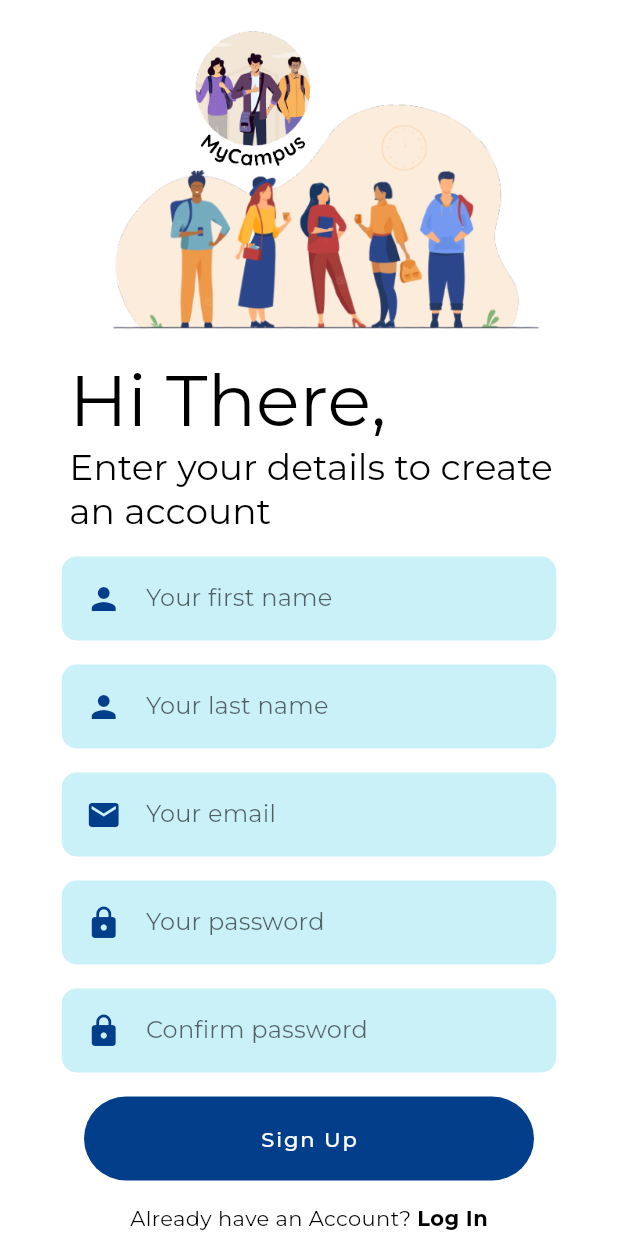
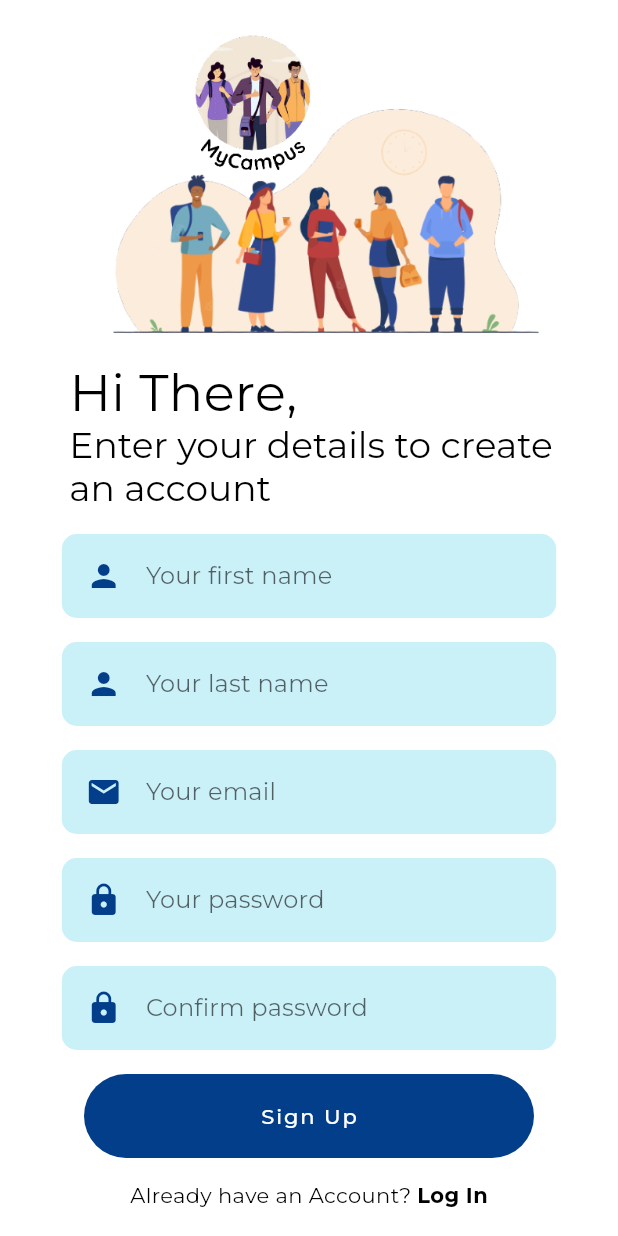
Before and after one commit to subhashissuara/MyCampus, a Flutter app: the screen it shows after launch, after a tap on "Log In", after a tap on "Sign Up", on a phone screen of 412 x 824 dp. Run offline on Flutter 3.47's test engine with Material 2 defaults, Android fonts, the light colour scheme and no system bars; drawn by our look-alikes of auto_size_text; our stand-ins replace appwrite, flutter_dotenv, flutter_hex_color, flutter_riverpod, font_awesome_flutter, google_fonts; network calls fail.

Commit message:
Fix Login & Register Text Sizing

```diff
--- a/lib/screens/home_screen.dart
+++ b/lib/screens/home_screen.dart
@@ -19,7 +19,7 @@ class HomeScreen extends ConsumerStatefulWidget {
 
 class _HomeScreenState extends ConsumerState<HomeScreen> {
   Future<void> _onPressedFunction() async {
-    ref.read(authProvider).logout();
+    await ref.read(authProvider).logout();
     Navigator.of(context).pushReplacementNamed(LogInScreen.routeName);
   }
 
--- a/lib/screens/login/login_form_widget.dart
+++ b/lib/screens/login/login_form_widget.dart
@@ -108,7 +108,7 @@ class _LogInFormWidgetState extends ConsumerState<LogInFormWidget> {
               Container(
                 margin: const EdgeInsets.only(left: 5),
                 child: AutoSizeText("Welcome Back,",
-                    style: Theme.of(context).textTheme.headline3!, maxLines: 1),
+                    style: Theme.of(context).textTheme.headline4!, maxLines: 1),
               ),
               Container(
                 margin: const EdgeInsets.only(left: 7),
@@ -172,12 +172,13 @@ class _LogInFormWidgetState extends ConsumerState<LogInFormWidget> {
                     tag: "login_btn",
                     child: ElevatedButton(
                       onPressed: _onPressedFunction,
-                      child: Text(
+                      child: AutoSizeText(
                         "Log In",
                         style: Theme.of(context)
                             .textTheme
                             .button
                             ?.merge(const TextStyle(color: Colors.white)),
+                        maxLines: 1,
                       ),
                     ),
                   ),
@@ -211,6 +212,7 @@ class _LogInFormWidgetState extends ConsumerState<LogInFormWidget> {
             ],
           ),
           const SizedBox(height: defaultSpacing),
+          SizedBox(height: MediaQuery.of(context).viewInsets.bottom),
         ],
       ),
     );
--- a/lib/screens/login/login_screen.dart
+++ b/lib/screens/login/login_screen.dart
@@ -18,6 +18,7 @@ class LogInScreen extends StatelessWidget {
         alignment: Alignment.center,
         child: const SafeArea(
           child: SingleChildScrollView(
+            reverse: true,
             child: Responsive(
               mobile: MobileLoginScreen(),
               desktop: DesktopLogInWidget(),
--- a/lib/screens/register/register_form_widget.dart
+++ b/lib/screens/register/register_form_widget.dart
@@ -1,5 +1,5 @@
+import 'package:flutter/material.dart';
 import 'package:auto_size_text/auto_size_text.dart';
-import 'package:flutter/material.dart';
 import 'package:flutter_riverpod/flutter_riverpod.dart';
 import 'package:appwrite/appwrite.dart';
 
@@ -115,7 +115,7 @@ class _RegisterFormWidgetState extends ConsumerState<RegisterFormWidget> {
                 margin: const EdgeInsets.only(left: 5),
                 child: AutoSizeText(
                   "Hi There,",
-                  style: Theme.of(context).textTheme.headline3!,
+                  style: Theme.of(context).textTheme.headline4!,
                   maxLines: 1,
                 ),
               ),
@@ -192,7 +192,7 @@ class _RegisterFormWidgetState extends ConsumerState<RegisterFormWidget> {
           const SizedBox(height: defaultSpacing),
           TextFormField(
             controller: _password,
-            textInputAction: TextInputAction.done,
+            textInputAction: TextInputAction.next,
             obscureText: true,
             cursorColor: kPrimaryColor,
             decoration: const InputDecoration(
@@ -240,12 +240,13 @@ class _RegisterFormWidgetState extends ConsumerState<RegisterFormWidget> {
                     tag: "sign_up_btn",
                     child: ElevatedButton(
                       onPressed: _onPressedFunction,
-                      child: Text(
+                      child: AutoSizeText(
                         "Sign Up",
                         style: Theme.of(context)
                             .textTheme
                             .button
                             ?.merge(const TextStyle(color: Colors.white)),
+                        maxLines: 1,
                       ),
                     ),
                   ),
@@ -279,6 +280,7 @@ class _RegisterFormWidgetState extends ConsumerState<RegisterFormWidget> {
             ],
           ),
           const SizedBox(height: defaultSpacing),
+          SizedBox(height: MediaQuery.of(context).viewInsets.bottom),
         ],
       ),
     );
--- a/lib/screens/register/register_screen.dart
+++ b/lib/screens/register/register_screen.dart
@@ -18,6 +18,7 @@ class RegisterScreen extends StatelessWidget {
         alignment: Alignment.center,
         child: const SafeArea(
           child: SingleChildScrollView(
+            reverse: true,
             child: Responsive(
               mobile: MobileLoginScreen(),
               desktop: DesktopLogInWidget(),
```
